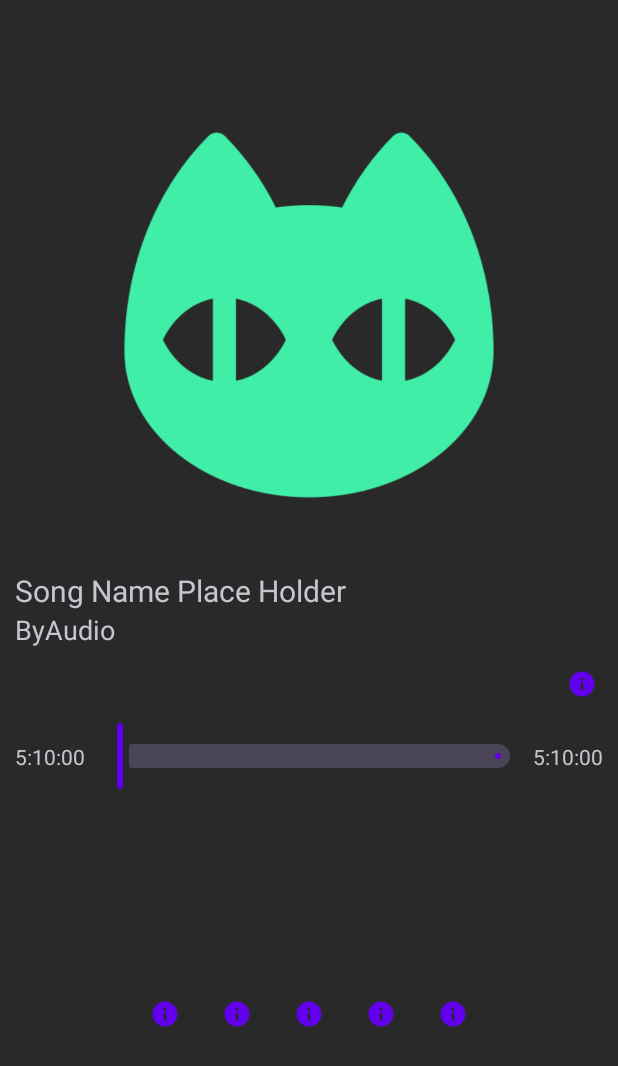
After one commit to Byt3DoCode/ByAudio, an Android app: the layout fragment_player.xml on its own in the app's theme, with its tools: preview values and no code run, on a phone screen of 412 x 824 dp. The commit adds this screen. Shown: the top 1066 px of the screen. Run offline under Robolectric (Android 15) with nearby library versions, the phone set to English and light mode, and no system bars.

Commit message:
update IDE, update build.gradle, add main fragment placeholder

```diff
--- a/app/build.gradle
+++ b/app/build.gradle
@@ -32,6 +32,7 @@ dependencies {
 
     implementation 'androidx.appcompat:appcompat:1.6.1'
     implementation 'com.google.android.material:material:1.9.0'
+    implementation "androidx.compose.material3:material3:1.1.2"
     implementation 'androidx.constraintlayout:constraintlayout:2.1.4'
     testImplementation 'junit:junit:4.13.2'
     androidTestImplementation 'androidx.test.ext:junit:1.1.5'
--- /dev/null
+++ b/app/src/main/res/drawable/icon_info_24.xml
@@ -0,0 +1,5 @@
+<vector android:height="24dp" android:tint="#000000"
+    android:viewportHeight="24" android:viewportWidth="24"
+    android:width="24dp" xmlns:android="http://schemas.android.com/apk/res/android">
+    <path android:fillColor="@android:color/white" android:pathData="M12,2C6.48,2 2,6.48 2,12s4.48,10 10,10 10,-4.48 10,-10S17.52,2 12,2zM13,17h-2v-6h2v6zM13,9h-2L11,7h2v2z"/>
+</vector>
--- /dev/null
+++ b/app/src/main/res/layout/fragment_discovery.xml
@@ -0,0 +1,6 @@
+<?xml version="1.0" encoding="utf-8"?>
+<androidx.constraintlayout.widget.ConstraintLayout xmlns:android="http://schemas.android.com/apk/res/android"
+    android:layout_width="match_parent"
+    android:layout_height="match_parent">
+
+</androidx.constraintlayout.widget.ConstraintLayout>
--- /dev/null
+++ b/app/src/main/res/layout/fragment_player.xml
@@ -0,0 +1,138 @@
+<?xml version="1.0" encoding="utf-8"?>
+<androidx.constraintlayout.widget.ConstraintLayout xmlns:android="http://schemas.android.com/apk/res/android"
+    xmlns:app="http://schemas.android.com/apk/res-auto"
+    android:layout_width="match_parent"
+    android:layout_height="match_parent"
+    android:background="@color/gray">
+
+    <ImageView
+        android:id="@+id/albumCover"
+        android:layout_width="300dp"
+        android:layout_height="300dp"
+        app:layout_constraintTop_toTopOf="parent"
+        app:layout_constraintLeft_toLeftOf="parent"
+        app:layout_constraintRight_toRightOf="parent"
+        android:layout_marginTop="60dp"
+        app:srcCompat="@drawable/ic_cat"
+        app:tint="@color/mint"
+        android:contentDescription="@string/imageView_albumCover_description"/>
+
+    <TextView
+        android:id="@+id/songName"
+        android:layout_width="wrap_content"
+        android:layout_height="wrap_content"
+        app:layout_constraintTop_toBottomOf="@id/albumCover"
+        app:layout_constraintLeft_toLeftOf="parent"
+        android:layout_marginStart="10dp"
+        android:layout_marginTop="20dp"
+        android:textSize="20sp"
+        android:text="@string/text_default_song_name" />
+
+    <TextView
+        android:id="@+id/artistName"
+        android:layout_width="wrap_content"
+        android:layout_height="wrap_content"
+        app:layout_constraintTop_toBottomOf="@id/songName"
+        app:layout_constraintLeft_toLeftOf="@id/songName"
+        android:textSize="18sp"
+        android:text="@string/text_default_artist_name" />
+
+    <com.google.android.material.button.MaterialButton
+        android:id="@+id/songDetail"
+        android:layout_width="wrap_content"
+        android:layout_height="wrap_content"
+        style="?attr/materialIconButtonStyle"
+        app:layout_constraintTop_toBottomOf="@id/artistName"
+        app:layout_constraintRight_toRightOf="parent"
+        app:icon="@drawable/icon_info_24"
+        android:contentDescription="@string/button_song_detail_description"/>
+
+    <TextView
+        android:id="@+id/currentTime"
+        android:layout_width="wrap_content"
+        android:layout_height="wrap_content"
+        app:layout_constraintTop_toTopOf="@id/slider"
+        app:layout_constraintBottom_toBottomOf="@id/slider"
+        app:layout_constraintLeft_toLeftOf="parent"
+        android:layout_marginStart="10dp"
+        android:textSize="14sp"
+        android:ems="3"
+        android:text="@string/text_test_audio_time"
+        android:gravity="start"/>
+
+    <TextView
+        android:id="@+id/totalTime"
+        android:layout_width="wrap_content"
+        android:layout_height="wrap_content"
+        app:layout_constraintTop_toTopOf="@id/slider"
+        app:layout_constraintBottom_toBottomOf="@id/slider"
+        app:layout_constraintRight_toRightOf="parent"
+        android:layout_marginEnd="10dp"
+        android:textSize="14sp"
+        android:ems="3"
+        android:text="@string/text_test_audio_time"
+        android:gravity="end"/>
+
+    <com.google.android.material.slider.Slider
+        android:id="@+id/slider"
+        android:layout_width="0dp"
+        android:layout_height="wrap_content"
+        app:layout_constraintLeft_toRightOf="@id/currentTime"
+        app:layout_constraintRight_toLeftOf="@id/totalTime"
+        app:layout_constraintTop_toBottomOf="@id/songDetail"
+        android:contentDescription="@string/slider_description" />
+
+    <com.google.android.material.button.MaterialButton
+        android:id="@+id/pausePlay"
+        android:layout_width="wrap_content"
+        android:layout_height="wrap_content"
+        style="?attr/materialIconButtonStyle"
+        app:layout_constraintTop_toBottomOf="@id/slider"
+        app:layout_constraintLeft_toLeftOf="parent"
+        app:layout_constraintRight_toRightOf="parent"
+        app:layout_constraintBottom_toBottomOf="parent"
+        app:icon="@drawable/icon_info_24"
+        android:contentDescription="@string/button_player_controller_description"/>
+
+    <com.google.android.material.button.MaterialButton
+        android:id="@+id/jumpForward"
+        android:layout_width="wrap_content"
+        android:layout_height="wrap_content"
+        style="?attr/materialIconButtonStyle"
+        app:layout_constraintTop_toTopOf="@id/pausePlay"
+        app:layout_constraintLeft_toRightOf="@id/pausePlay"
+        app:icon="@drawable/icon_info_24"
+        android:contentDescription="@string/button_player_controller_description"/>
+
+    <com.google.android.material.button.MaterialButton
+        android:id="@+id/jumpBackward"
+        android:layout_width="wrap_content"
+        android:layout_height="wrap_content"
+        style="?attr/materialIconButtonStyle"
+        app:layout_constraintTop_toTopOf="@id/pausePlay"
+        app:layout_constraintRight_toLeftOf="@id/pausePlay"
+        app:icon="@drawable/icon_info_24"
+        android:contentDescription="@string/button_player_controller_description"/>
+
+    <com.google.android.material.button.MaterialButton
+        android:id="@+id/nextSong"
+        android:layout_width="wrap_content"
+        android:layout_height="wrap_content"
+        style="?attr/materialIconButtonStyle"
+        app:layout_constraintTop_toTopOf="@id/pausePlay"
+        app:layout_constraintLeft_toRightOf="@id/jumpForward"
+        app:icon="@drawable/icon_info_24"
+        android:contentDescription="@string/button_player_controller_description"/>
+
+    <com.google.android.material.button.MaterialButton
+        android:id="@+id/previousSong"
+        android:layout_width="wrap_content"
+        android:layout_height="wrap_content"
+        style="?attr/materialIconButtonStyle"
+        app:layout_constraintTop_toTopOf="@id/pausePlay"
+        app:layout_constraintRight_toLeftOf="@id/jumpBackward"
+        app:icon="@drawable/icon_info_24"
+        android:contentDescription="@string/button_player_controller_description"/>
+
+
+</androidx.constraintlayout.widget.ConstraintLayout>
--- /dev/null
+++ b/app/src/main/res/layout/fragment_playlist_menu.xml
@@ -0,0 +1,6 @@
+<?xml version="1.0" encoding="utf-8"?>
+<androidx.constraintlayout.widget.ConstraintLayout xmlns:android="http://schemas.android.com/apk/res/android"
+    android:layout_width="match_parent"
+    android:layout_height="match_parent">
+
+</androidx.constraintlayout.widget.ConstraintLayout>
--- /dev/null
+++ b/app/src/main/res/layout/fragment_queue_detail.xml
@@ -0,0 +1,6 @@
+<?xml version="1.0" encoding="utf-8"?>
+<androidx.constraintlayout.widget.ConstraintLayout xmlns:android="http://schemas.android.com/apk/res/android"
+    android:layout_width="match_parent"
+    android:layout_height="match_parent">
+
+</androidx.constraintlayout.widget.ConstraintLayout>
--- /dev/null
+++ b/app/src/main/res/layout/fragment_search_local.xml
@@ -0,0 +1,6 @@
+<?xml version="1.0" encoding="utf-8"?>
+<androidx.constraintlayout.widget.ConstraintLayout xmlns:android="http://schemas.android.com/apk/res/android"
+    android:layout_width="match_parent"
+    android:layout_height="match_parent">
+
+</androidx.constraintlayout.widget.ConstraintLayout>
--- a/app/src/main/res/values-night/themes.xml
+++ b/app/src/main/res/values-night/themes.xml
@@ -1,6 +1,6 @@
 <resources xmlns:tools="http://schemas.android.com/tools">
     <!-- Base application theme. -->
-    <style name="Theme.ByAudio" parent="Theme.MaterialComponents.DayNight.DarkActionBar">
+    <style name="Theme.ByAudio" parent="Theme.Material3.Dark.NoActionBar">
         <!-- Primary brand color. -->
         <item name="colorPrimary">@color/purple_200</item>
         <item name="colorPrimaryVariant">@color/purple_700</item>
--- a/app/src/main/res/values/strings.xml
+++ b/app/src/main/res/values/strings.xml
@@ -7,4 +7,11 @@
     <string name="bnav_queue">Queue</string>
     <string name="bnav_search">Search</string>
     <string name="bnav_playlist">Playlist</string>
+    <string name="text_test_audio_time">5:10:00</string>
+    <string name="text_default_song_name">Song Name Place Holder</string>
+    <string name="text_default_artist_name">ByAudio</string>
+    <string name="button_song_detail_description">Info</string>
+    <string name="slider_description">slider</string>
+    <string name="imageView_albumCover_description">No Album Cover</string>
+    <string name="button_player_controller_description">media player controller</string>
 </resources>
--- a/app/src/main/res/values/themes.xml
+++ b/app/src/main/res/values/themes.xml
@@ -1,6 +1,6 @@
 <resources xmlns:tools="http://schemas.android.com/tools">
     <!-- Base application theme. -->
-    <style name="Theme.ByAudio" parent="Theme.MaterialComponents.DayNight.DarkActionBar">
+    <style name="Theme.ByAudio" parent="Theme.Material3.Dark.NoActionBar">
         <!-- Primary brand color. -->
         <item name="colorPrimary">@color/purple_500</item>
         <item name="colorPrimaryVariant">@color/purple_700</item>
--- a/build.gradle
+++ b/build.gradle
@@ -1,5 +1,5 @@
 // Top-level build file where you can add configuration options common to all sub-projects/modules.
 plugins {
-    id 'com.android.application' version '7.4.1' apply false
-    id 'com.android.library' version '7.4.1' apply false
+    id 'com.android.application' version '8.1.2' apply false
+    id 'com.android.library' version '8.1.2' apply false
 }
--- a/gradle.properties
+++ b/gradle.properties
@@ -19,3 +19,5 @@ android.useAndroidX=true
 # resources declared in the library itself and none from the library's dependencies,
 # thereby reducing the size of the R class for that library
 android.nonTransitiveRClass=true
+android.defaults.buildfeatures.buildconfig=true
+android.nonFinalResIds=false
```
Also changed, not shown: gradle/wrapper/gradle-wrapper.properties.
